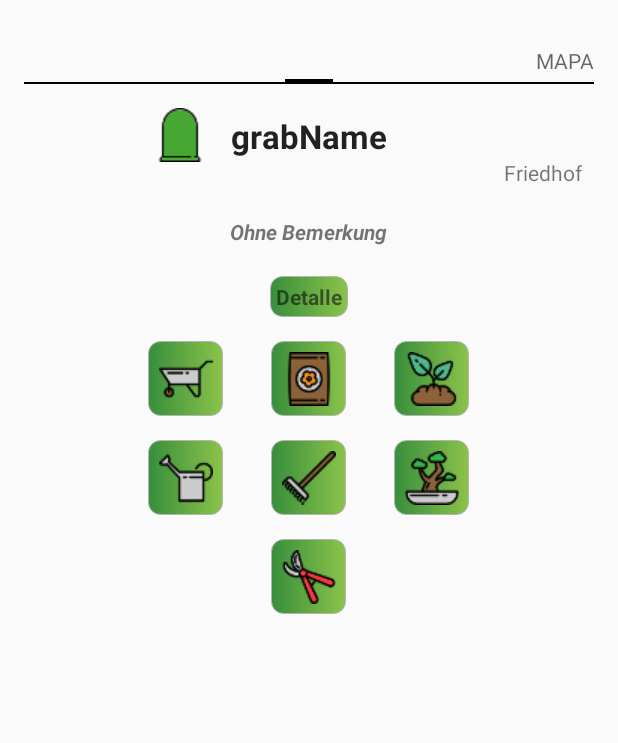
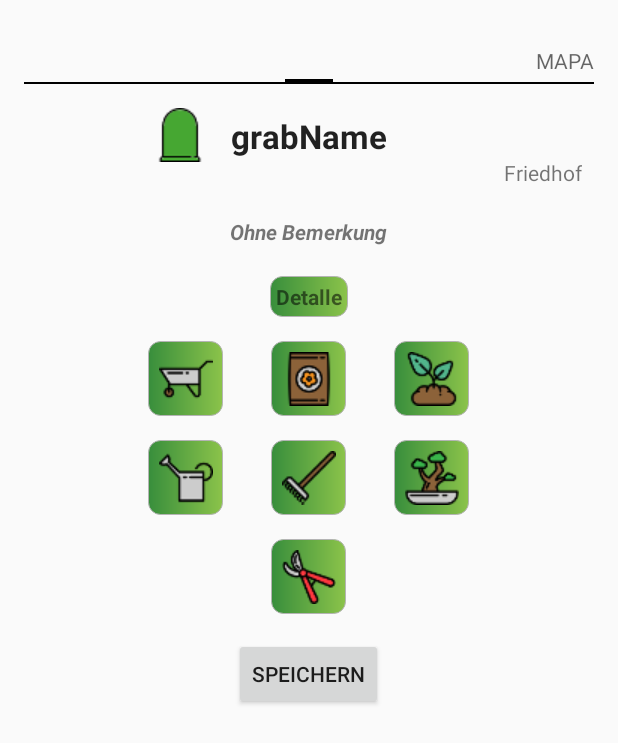
Before and after one commit to lunasoft2001/FriedhofUMS, an Android app: the FormularioDetalleFragment screen opened directly, with no data from a screen before it, on a phone screen of 412 x 824 dp. Shown: the top 743 px of the screen. Run offline under Robolectric (Android 15) with nearby library versions, the light colour scheme and no system bars.

```diff
--- a/app/src/main/res/layout/fragment_formulario_detalle.xml
+++ b/app/src/main/res/layout/fragment_formulario_detalle.xml
@@ -3,6 +3,10 @@
              android:layout_width="match_parent"
              android:layout_height="match_parent"
              tools:context="at.ums.luna.friedhofums.actividades.FormularioDetalleFragment">
+
+    <ScrollView
+        android:layout_width="match_parent"
+        android:layout_height="match_parent">
 
 
         <RelativeLayout
@@ -97,6 +101,8 @@
                     android:src="@drawable/plantar"
                     android:background="@drawable/borde_imagen_accent"/>
 
+
+
             </LinearLayout>
 
             <LinearLayout
@@ -116,6 +122,8 @@
                     android:layout_marginRight="@dimen/botones_formulario"
                     android:background="@drawable/borde_imagen_accent"/>
 
+
+
                 <ImageButton
                     android:layout_width="50dp"
                     android:layout_height="50dp"
@@ -130,6 +138,8 @@
                     android:id="@+id/botonDecorar"
                     android:src="@drawable/decorar"
                     android:background="@drawable/borde_imagen_accent"/>
+
+
 
             </LinearLayout>
 
@@ -149,10 +159,29 @@
                     android:src="@drawable/pflege"
                     android:background="@drawable/borde_imagen_accent"/>
 
+
+            </LinearLayout>
+
+            <LinearLayout
+                android:layout_width="match_parent"
+                android:layout_height="wrap_content"
+                android:layout_marginTop="16dp"
+                android:id="@+id/linLayBotones4"
+                android:layout_below="@+id/linLayBotones3"
+                android:orientation="horizontal"
+                android:gravity="center_horizontal">
+
+                <Button
+                    android:layout_width="wrap_content"
+                    android:layout_height="wrap_content"
+                    android:id="@+id/botonGuardar"
+                    android:text="SPEICHERN"/>
+
+
             </LinearLayout>
 
 
+        </RelativeLayout>
 
-
-    </RelativeLayout>
+    </ScrollView>
 </FrameLayout>
```
Also changed, not shown: app/src/main/java/at/ums/luna/friedhofums/adaptadores/AdaptadorArbeitDetalle.java (+8 -1 lines), app/src/main/res/layout/fila_lista_detalle.xml (+11 -1 lines). Lines whose indentation alone changed are shown as unchanged.
